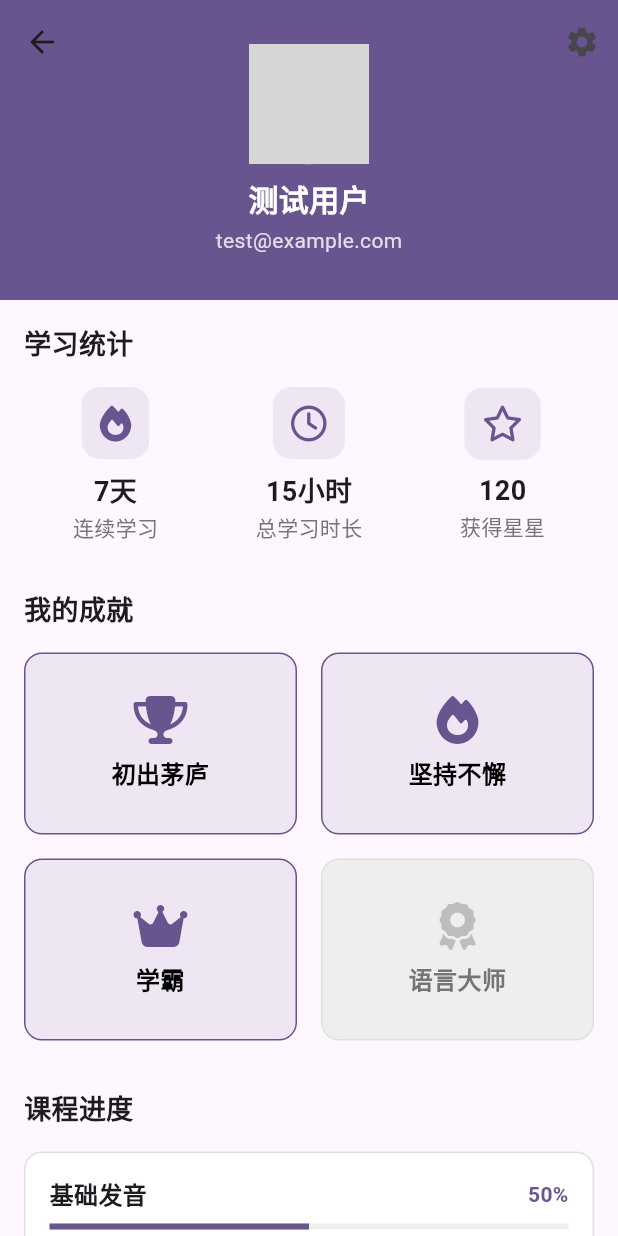
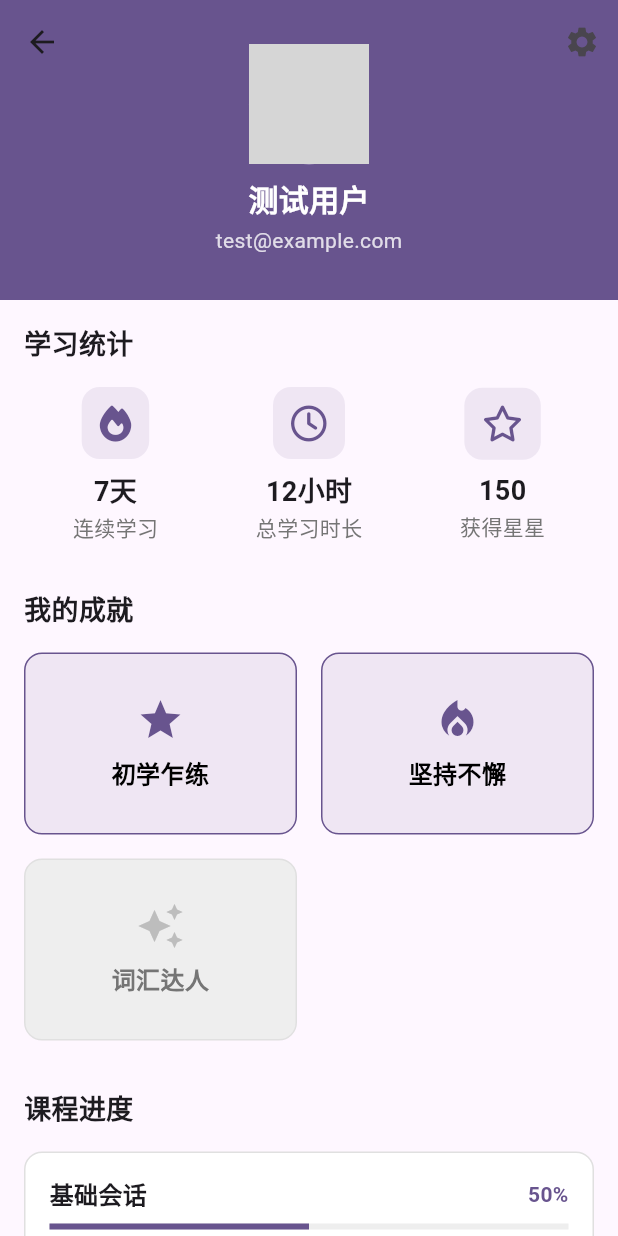
Before and after one commit to lming2008/LearnChinese, a Flutter app: the ProfilePage screen opened directly, on a phone screen of 412 x 824 dp. Run offline on Flutter 3.47's test engine with Material 3 defaults, Android fonts, the light colour scheme and no system bars; our stand-ins replace font_awesome_flutter, package_info_plus, shared_preferences; accounts and stored records are empty; network calls fail; grey boxes are pictures that could not be loaded.

Commit message:
first commit

```diff
--- a/lib/models/user_model.dart
+++ b/lib/models/user_model.dart
@@ -1,3 +1,5 @@
+import 'package:flutter/material.dart';
+
 class UserModel {
   final String id;
   final String username;
@@ -47,7 +49,7 @@ class Achievement {
   final String id;
   final String title;
   final String description;
-  final String icon;
+  final IconData icon;
   final bool isUnlocked;
   final DateTime? unlockedAt;
 
@@ -65,7 +67,7 @@ class Achievement {
       id: json['id'],
       title: json['title'],
       description: json['description'],
-      icon: json['icon'],
+      icon: IconData(json['icon'], fontFamily: 'MaterialIcons'),
       isUnlocked: json['isUnlocked'],
       unlockedAt: json['unlockedAt'] != null
           ? DateTime.parse(json['unlockedAt'])
--- a/lib/pages/profile_page.dart
+++ b/lib/pages/profile_page.dart
@@ -521,24 +521,7 @@ class _ProfilePageState extends State<ProfilePage> {
     );
   }
 
-  IconData _getAchievementIcon(String icon) {
-    switch (icon) {
-      case 'trophy':
-        return FontAwesomeIcons.trophy;
-      case 'fire':
-        return FontAwesomeIcons.fire;
-      case 'crown':
-        return FontAwesomeIcons.crown;
-      case 'award':
-        return FontAwesomeIcons.award;
-      case 'medal':
-        return FontAwesomeIcons.medal;
-      case 'certificate':
-        return FontAwesomeIcons.certificate;
-      case 'gem':
-        return FontAwesomeIcons.gem;
-      default:
-        return FontAwesomeIcons.star;
-    }
+  IconData _getAchievementIcon(IconData icon) {
+    return icon;
   }
 }
--- a/lib/providers/user_provider.dart
+++ b/lib/providers/user_provider.dart
@@ -14,24 +14,24 @@ class UserProvider with ChangeNotifier {
     _isLoading = true;
     notifyListeners();
 
-    // 模拟API调用延迟
+    // 模拟加载延迟
     await Future.delayed(const Duration(seconds: 1));
 
     // 模拟用户数据
     _user = UserModel(
       id: '1',
       username: '测试用户',
-      avatar: 'https://picsum.photos/200',
+      avatar: 'https://ui-avatars.com/api/?name=测试用户&background=random',
       email: 'test@example.com',
       learningDays: 7,
-      totalStudyHours: 15,
-      stars: 120,
+      totalStudyHours: 12,
+      stars: 150,
       achievements: [
         Achievement(
           id: '1',
-          title: '初出茅庐',
+          title: '初学乍练',
           description: '完成第一课',
-          icon: 'trophy',
+          icon: Icons.star,
           isUnlocked: true,
           unlockedAt: DateTime.now().subtract(const Duration(days: 5)),
         ),
@@ -39,48 +39,41 @@ class UserProvider with ChangeNotifier {
           id: '2',
           title: '坚持不懈',
           description: '连续学习7天',
-          icon: 'fire',
+          icon: Icons.local_fire_department,
           isUnlocked: true,
           unlockedAt: DateTime.now().subtract(const Duration(days: 1)),
         ),
         Achievement(
           id: '3',
-          title: '学霸',
-          description: '获得100颗星',
-          icon: 'crown',
-          isUnlocked: true,
-          unlockedAt: DateTime.now().subtract(const Duration(hours: 2)),
-        ),
-        Achievement(
-          id: '4',
-          title: '语言大师',
-          description: '完成所有课程',
-          icon: 'award',
+          title: '词汇达人',
+          description: '掌握100个单词',
+          icon: Icons.auto_awesome,
           isUnlocked: false,
+          unlockedAt: null,
         ),
       ],
       courseProgress: [
         CourseProgress(
           courseId: '1',
-          courseName: '基础发音',
+          courseName: '基础会话',
           completedLessons: 5,
           totalLessons: 10,
           progress: 0.5,
         ),
         CourseProgress(
           courseId: '2',
-          courseName: '日常对话',
-          completedLessons: 3,
-          totalLessons: 15,
-          progress: 0.2,
+          courseName: '商务中文',
+          completedLessons: 2,
+          totalLessons: 8,
+          progress: 0.25,
         ),
       ],
       settings: UserSettings(
         notificationsEnabled: true,
-        language: 'zh',
+        language: 'zh_CN',
         darkMode: false,
         privacyMode: false,
-        themeColor: '#4CAF50',
+        themeColor: '#2196F3',
       ),
     );
 
--- a/pubspec.yaml
+++ b/pubspec.yaml
@@ -59,9 +59,6 @@ dependencies:
 
   # 权限管理
   permission_handler: ^11.3.0
-
-  # 音频播放
-  just_audio: ^0.9.36
 
   # 视频播放
   video_player: ^2.8.2
```
Also changed, not shown: pubspec.lock, 1 other file.
